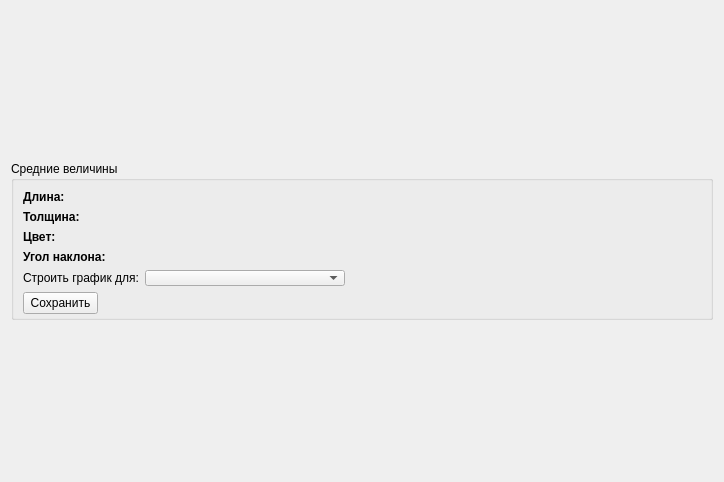
Qt form MelanomaContours/Forms/diagram.ui (relaxesemind/melanoma) before a commit.
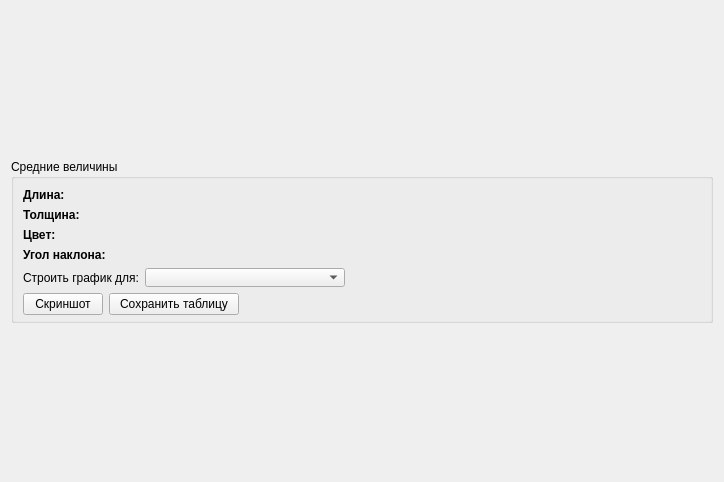
The same form after that commit.

Patch:
```diff
--- a/MelanomaContours/Forms/diagram.ui
+++ b/MelanomaContours/Forms/diagram.ui
@@ -18,10 +18,16 @@
     <layout class="QGridLayout" name="gridLayout">
      <item row="0" column="0">
       <widget class="QGroupBox" name="groupBox">
+       <property name="minimumSize">
+        <size>
+         <width>0</width>
+         <height>164</height>
+        </size>
+       </property>
        <property name="maximumSize">
         <size>
          <width>16777215</width>
-         <height>159</height>
+         <height>164</height>
         </size>
        </property>
        <property name="title">
@@ -136,6 +142,8 @@
          </layout>
         </item>
         <item>
+         <layout class="QHBoxLayout" name="horizontalLayout_2">
+          <item>
          <widget class="QPushButton" name="pushButton">
           <property name="minimumSize">
            <size>
@@ -145,14 +153,48 @@
           </property>
           <property name="maximumSize">
            <size>
+              <width>150</width>
+              <height>16777215</height>
+             </size>
+            </property>
+            <property name="text">
+             <string>Скриншот</string>
+            </property>
+           </widget>
+          </item>
+          <item>
+           <widget class="QPushButton" name="pushButton_2">
+            <property name="minimumSize">
+             <size>
+              <width>130</width>
+              <height>22</height>
+             </size>
+            </property>
+            <property name="maximumSize">
+             <size>
             <width>75</width>
             <height>16777215</height>
            </size>
           </property>
           <property name="text">
-           <string>Сохранить</string>
-          </property>
-         </widget>
+             <string>Сохранить таблицу</string>
+            </property>
+           </widget>
+          </item>
+          <item>
+           <spacer name="horizontalSpacer_2">
+            <property name="orientation">
+             <enum>Qt::Horizontal</enum>
+            </property>
+            <property name="sizeHint" stdset="0">
+             <size>
+              <width>40</width>
+              <height>20</height>
+             </size>
+            </property>
+           </spacer>
+          </item>
+         </layout>
         </item>
        </layout>
       </widget>
```
Lines whose indentation alone changed are shown as unchanged.
